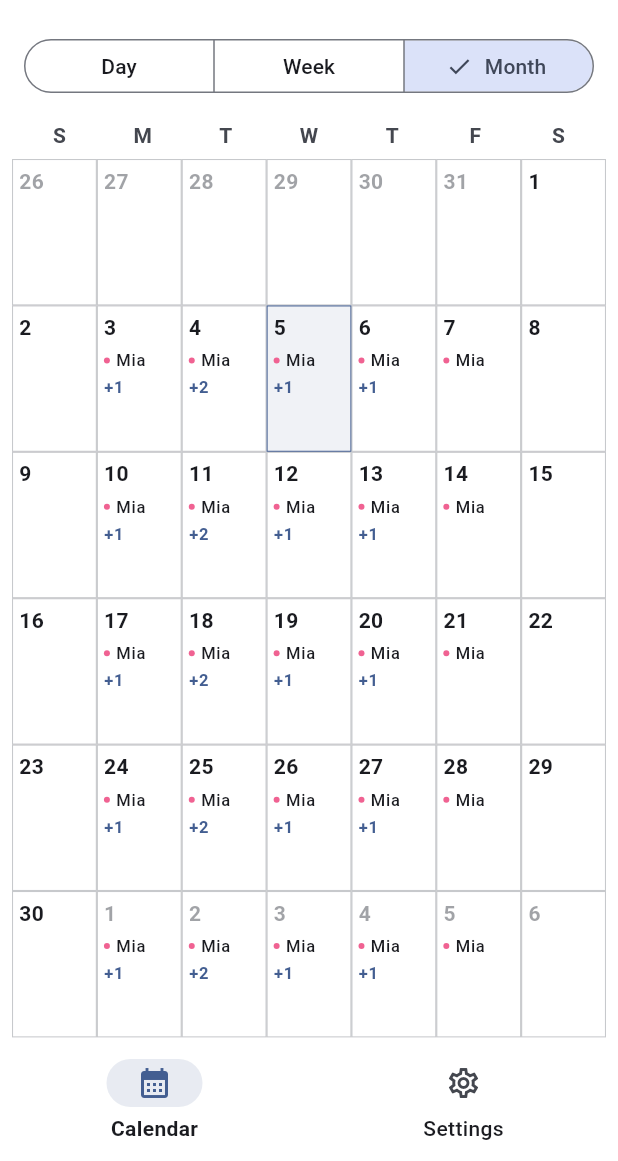
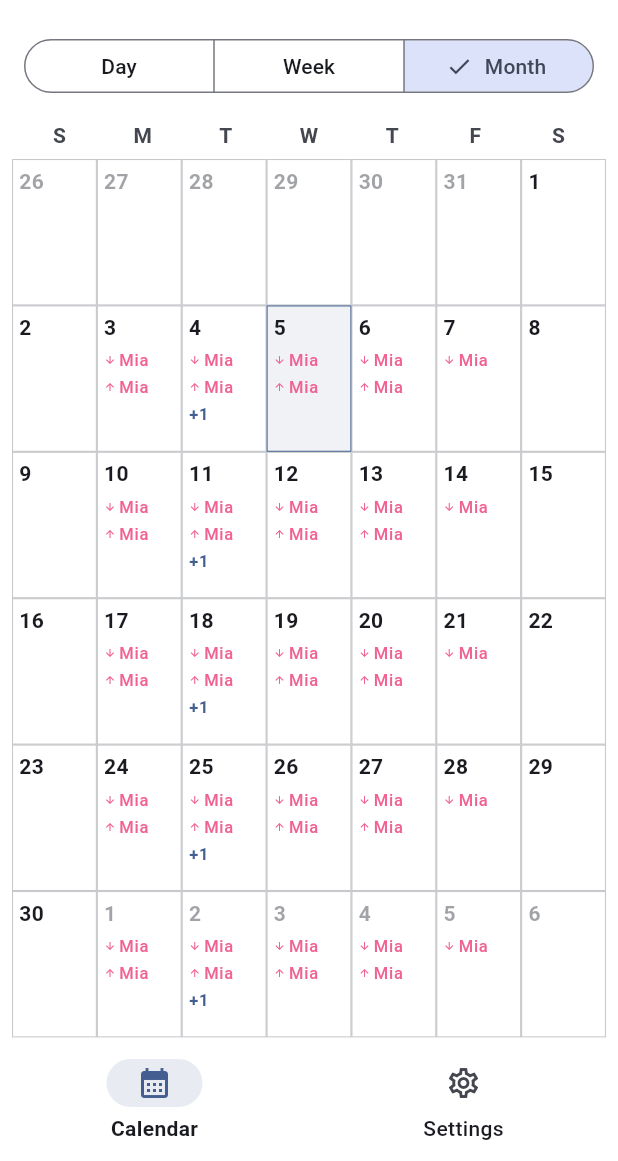
Before and after one commit to zacks2512/familyCal, a Flutter app: the screen it shows after launch, on a phone screen of 412 x 824 dp, the part 75-1236 px from its top. Run offline on Flutter 3.47's test engine with Material 3 defaults, Android fonts, the phone set to English and light mode, and no system bars.

Commit message:
improvement to month view

```diff
--- a/lib/screens/calendar_screen.dart
+++ b/lib/screens/calendar_screen.dart
@@ -690,7 +690,7 @@ class _MonthCell extends StatelessWidget {
         : theme.dividerColor.withOpacity(0.4);
 
     final calendarState = context.read<FamilyCalState>();
-    const maxVisible = 1;
+    const maxVisible = 2;
     final visibleEvents = events.take(maxVisible).toList();
     final remainingCount =
         events.length > maxVisible ? events.length - maxVisible : 0;
@@ -732,15 +732,14 @@ class _MonthCell extends StatelessWidget {
                             padding: const EdgeInsets.only(bottom: 2),
                             child: Row(
                               children: [
-                                Container(
-                                  width: 4,
-                                  height: 4,
-                                  margin: const EdgeInsets.only(right: 4),
-                                  decoration: BoxDecoration(
-                                    color: calendarState.childById(event.event.childId).color,
-                                    shape: BoxShape.circle,
-                                  ),
+                                Icon(
+                                  event.event.role == EventRole.dropOff
+                                      ? Icons.arrow_downward
+                                      : Icons.arrow_upward,
+                                  size: 8,
+                                  color: calendarState.childById(event.event.childId).color,
                                 ),
+                                const SizedBox(width: 2),
                                 Expanded(
                                   child: Text(
                                     event.event.title?.isNotEmpty == true
@@ -750,8 +749,10 @@ class _MonthCell extends StatelessWidget {
                                             .displayName,
                                     maxLines: 1,
                                     overflow: TextOverflow.ellipsis,
-                                    style: theme.textTheme.labelSmall
-                                        ?.copyWith(fontWeight: FontWeight.w500),
+                                    style: theme.textTheme.labelSmall?.copyWith(
+                                      fontWeight: FontWeight.w500,
+                                      color: calendarState.childById(event.event.childId).color,
+                                    ),
                                   ),
                                 ),
                               ],
```
